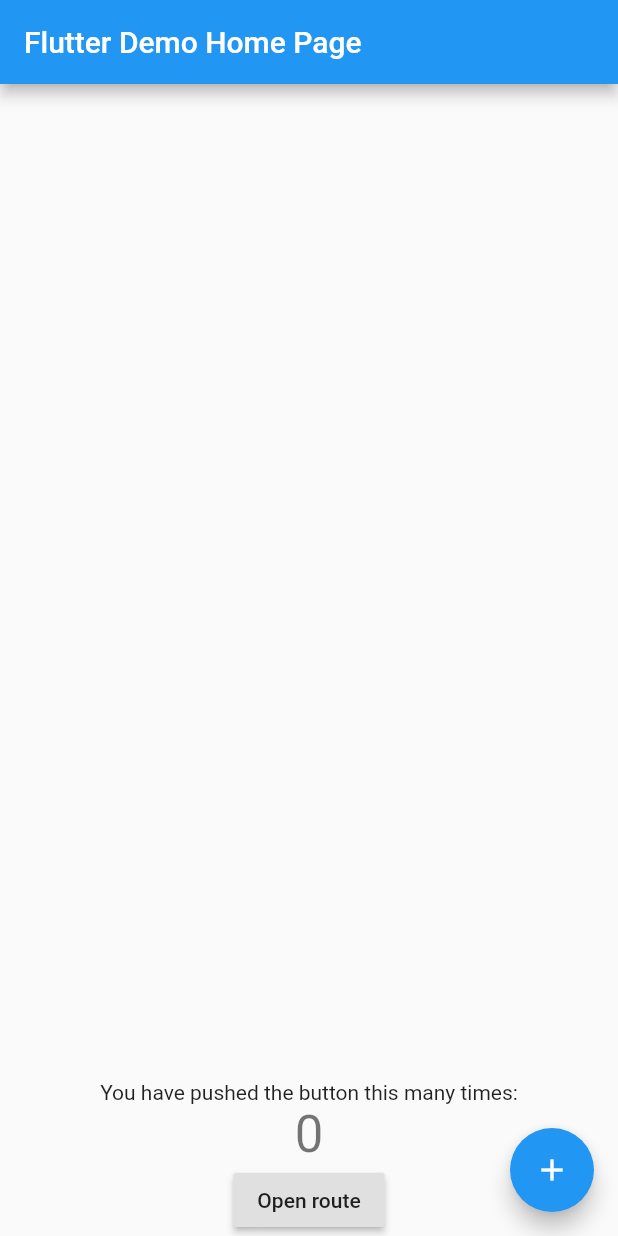
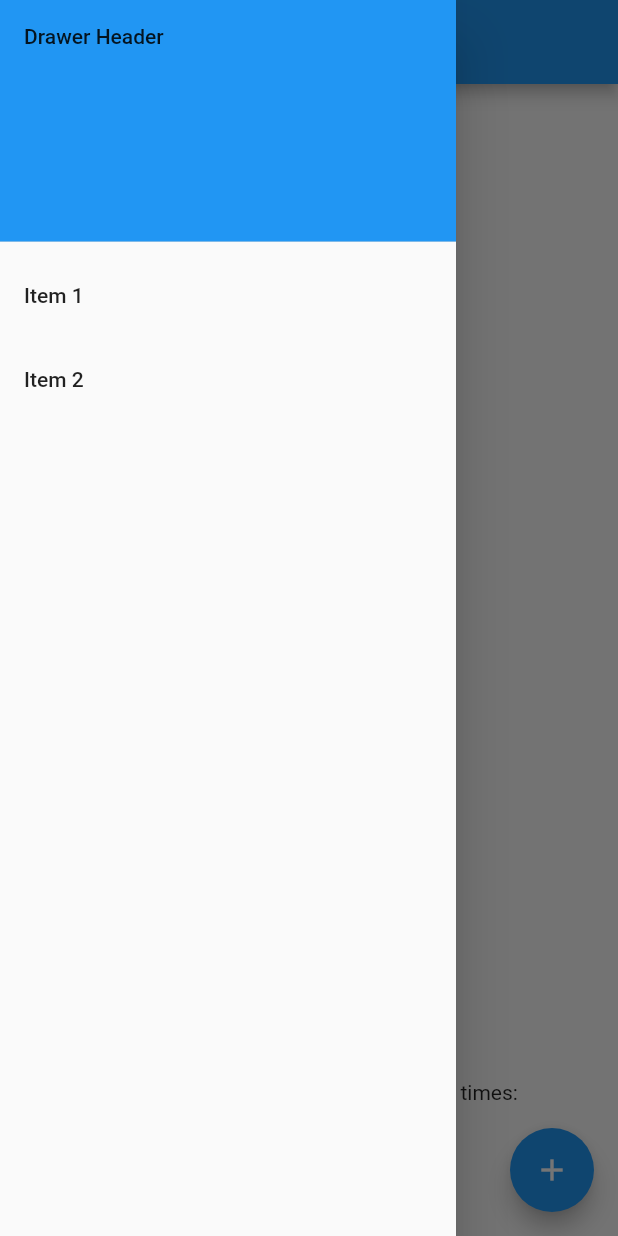
Before and after one commit to DiZhou92/diz-starter, a Flutter app: the screen it shows after launch, with the side drawer open (before the commit the screen has no drawer), on a phone screen of 412 x 824 dp. Run offline on Flutter 3.47's test engine with Material 2 defaults, Android fonts, the phone set to English and light mode, and no system bars.

```diff
--- a/lib/main.dart
+++ b/lib/main.dart
@@ -9,15 +9,6 @@ class MyApp extends StatelessWidget {
     return MaterialApp(
       title: 'Flutter Demo',
       theme: ThemeData(
-        // This is the theme of your application.
-        //
-        // Try running your application with "flutter run". You'll see the
-        // application has a blue toolbar. Then, without quitting the app, try
-        // changing the primarySwatch below to Colors.green and then invoke
-        // "hot reload" (press "r" in the console where you ran "flutter run",
-        // or simply save your changes to "hot reload" in a Flutter IDE).
-        // Notice that the counter didn't reset back to zero; the application
-        // is not restarted.
         primarySwatch: Colors.blue,
       ),
       home: MyHomePage(title: 'Flutter Demo Home Page'),
@@ -90,7 +81,8 @@ class _MyHomePageState extends State<MyHomePage> {
                   child: ListView.builder(
                 itemCount: _words.length,
                 itemBuilder: (BuildContext ctxt, int index) {
-                return new Text(_words[index] != null ? _words[index] : 'null');
+                  return new Text(
+                      _words[index] != null ? _words[index] : 'null');
                 },
               )),
 
@@ -133,7 +125,41 @@ class _MyHomePageState extends State<MyHomePage> {
           tooltip: 'Increment',
           child: Icon(Icons.add),
         ), // This trailing comma makes auto-formatting nicer for build methods.
-    );
+        drawer: Drawer(
+          // Add a ListView to the drawer. This ensures the user can scroll
+          // through the options in the drawer if there isn't enough vertical
+          // space to fit everything.
+          child: ListView(
+            // Important: Remove any padding from the ListView.
+            padding: EdgeInsets.zero,
+            children: <Widget>[
+              DrawerHeader(
+                child: Text('Drawer Header'),
+                decoration: BoxDecoration(
+                  color: Colors.blue,
+                ),
+              ),
+              ListTile(
+                title: Text('Item 1'),
+                onTap: () {
+                  // Update the state of the app
+                  // ...
+                  // Then close the drawer
+                  Navigator.pop(context);
+                },
+              ),
+              ListTile(
+                title: Text('Item 2'),
+                onTap: () {
+                  // Update the state of the app
+                  // ...
+                  // Then close the drawer
+                  Navigator.pop(context);
+                },
+              ),
+            ],
+          ),
+        ));
   }
 }
 
```
Also changed, not shown: pubspec.yaml (+2 -8 lines), 8 other files. Lines whose indentation alone changed are shown as unchanged.
